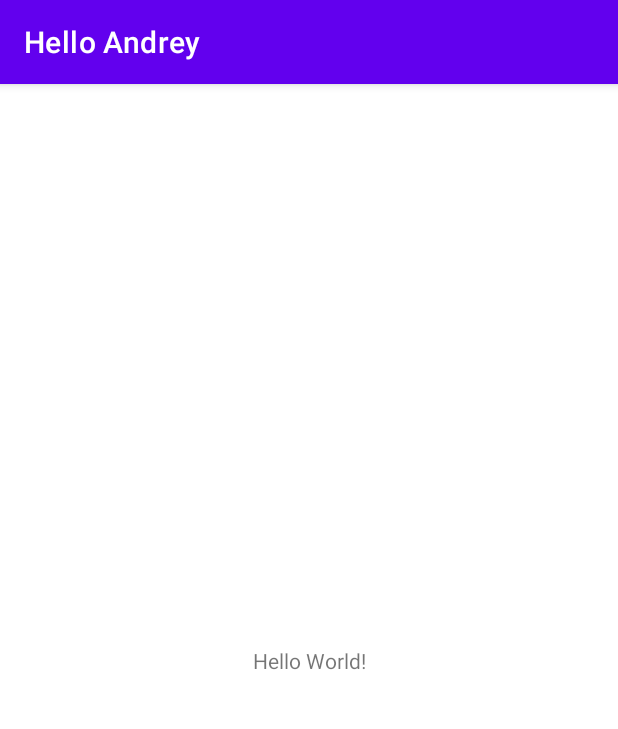
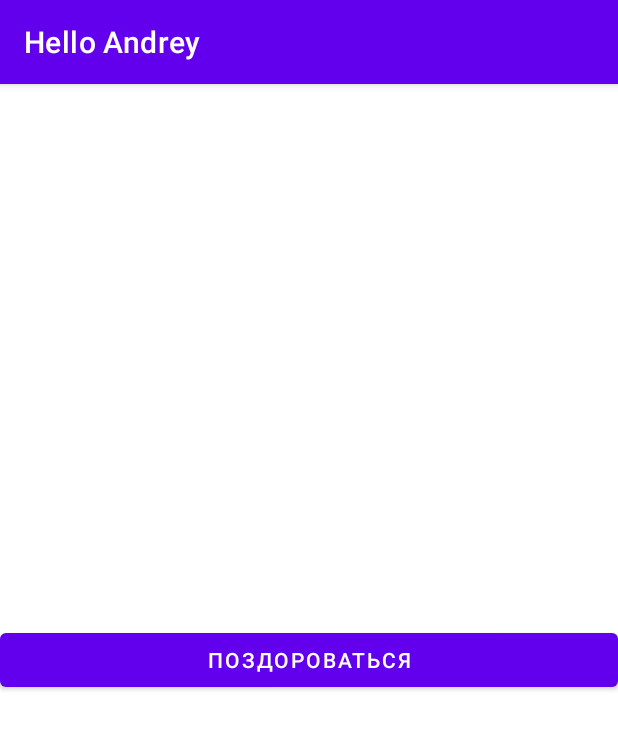
Before and after one commit to bogatovnikita/Hello_Andrey, an Android app: the screen it shows after launch (MainActivity), on a phone screen of 412 x 824 dp. Shown: the top 729 px of the screen. Run offline under Robolectric (Android 15) with nearby library versions, the phone set to English and light mode, and no system bars.

Commit message:
lesson #1. add two activity

```diff
--- a/app/src/main/AndroidManifest.xml
+++ b/app/src/main/AndroidManifest.xml
@@ -10,6 +10,9 @@
         android:supportsRtl="true"
         android:theme="@style/Theme.HelloAndrey">
         <activity
+            android:name=".SayHelloActivity"
+            android:exported="false" />
+        <activity
             android:name=".MainActivity"
             android:exported="true">
             <intent-filter>
--- a/app/src/main/java/com/bogatovnikita/helloandrey/MainActivity.kt
+++ b/app/src/main/java/com/bogatovnikita/helloandrey/MainActivity.kt
@@ -2,10 +2,16 @@ package com.bogatovnikita.helloandrey
 
 import androidx.appcompat.app.AppCompatActivity
 import android.os.Bundle
+import com.google.android.material.button.MaterialButton
 
 class MainActivity : AppCompatActivity() {
     override fun onCreate(savedInstanceState: Bundle?) {
         super.onCreate(savedInstanceState)
         setContentView(R.layout.activity_main)
+
+        val sayHello = findViewById<MaterialButton>(R.id.say_hello)
+        sayHello.setOnClickListener {
+
+        }
     }
 }
--- a/app/src/main/res/layout/activity_main.xml
+++ b/app/src/main/res/layout/activity_main.xml
@@ -1,18 +1,16 @@
 <?xml version="1.0" encoding="utf-8"?>
-<androidx.constraintlayout.widget.ConstraintLayout xmlns:android="http://schemas.android.com/apk/res/android"
-    xmlns:app="http://schemas.android.com/apk/res-auto"
+<LinearLayout xmlns:android="http://schemas.android.com/apk/res/android"
     xmlns:tools="http://schemas.android.com/tools"
     android:layout_width="match_parent"
     android:layout_height="match_parent"
+    android:orientation="horizontal"
     tools:context=".MainActivity">
 
-    <TextView
-        android:layout_width="wrap_content"
+    <com.google.android.material.button.MaterialButton
+        android:id="@+id/say_hello"
+        android:layout_width="match_parent"
         android:layout_height="wrap_content"
-        android:text="Hello World!"
-        app:layout_constraintBottom_toBottomOf="parent"
-        app:layout_constraintLeft_toLeftOf="parent"
-        app:layout_constraintRight_toRightOf="parent"
-        app:layout_constraintTop_toTopOf="parent" />
+        android:layout_gravity="center"
+        android:text="@string/say_hello" />
 
-</androidx.constraintlayout.widget.ConstraintLayout>
+</LinearLayout>
--- a/app/src/main/res/values/strings.xml
+++ b/app/src/main/res/values/strings.xml
@@ -1,3 +1,4 @@
 <resources>
     <string name="app_name">Hello Andrey</string>
+    <string name="say_hello">Поздороваться</string>
 </resources>
```
Also changed, not shown: app/src/main/java/com/bogatovnikita/helloandrey/SayHelloActivity.kt (added, +11 -0 lines), app/src/main/res/layout/activity_say_hello.xml (added, +9 -0 lines), app/src/main/res/drawable/hello_andrey.jpg (added).
